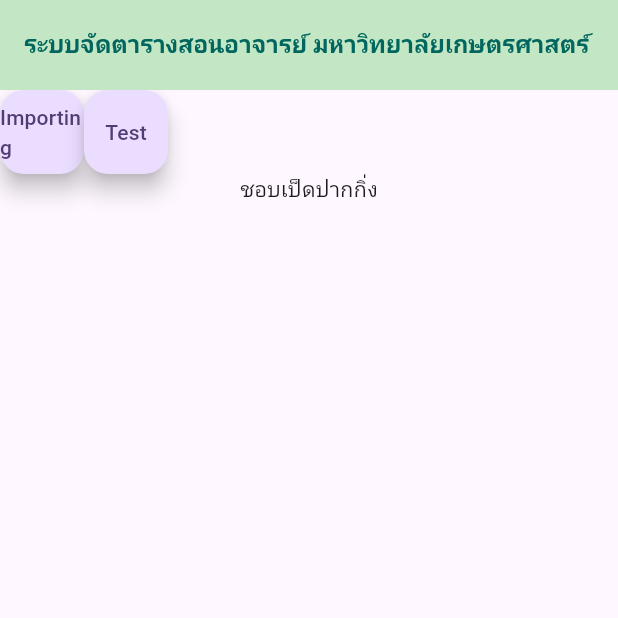
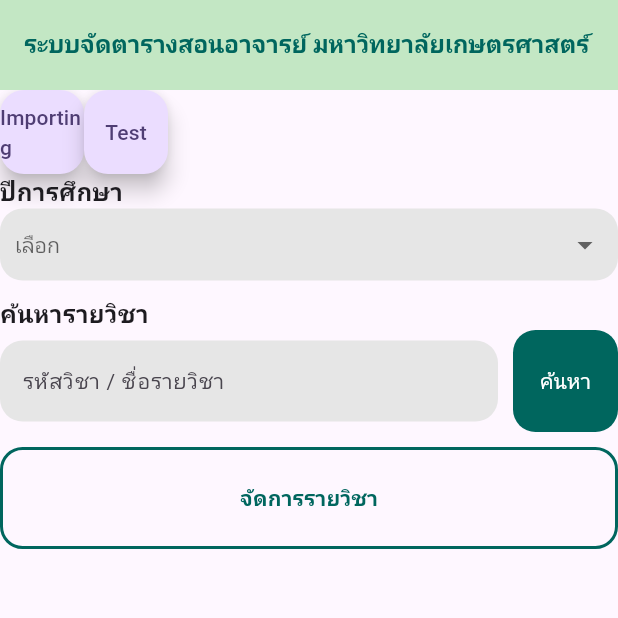
Before and after one commit to itnisa-a/flutter_wowcha, a Flutter app: the screen it shows after launch, after a tap on "Dashboard", on a phone screen of 412 x 824 dp, the top half of it. Run offline on Flutter 3.47's test engine with Material 2 defaults, Android fonts, the phone set to English and light mode, and no system bars; our stand-ins replace cloud_firestore, firebase_core, sidebarx, unicons; accounts and stored records are empty.

Commit message:
DashbordRount

```diff
--- a/project/lib/Friend/screens/dashboard_screen.dart
+++ b/project/lib/Friend/screens/dashboard_screen.dart
@@ -265,6 +265,7 @@ class _ManagementPageState extends State<ManagementPage> {
                             )
                           ],
                         )
+                      //////////////////////////////////
                       : Row(
                           mainAxisAlignment: MainAxisAlignment.start,
                           children: [
--- /dev/null
+++ b/project/lib/Modules/ManagerPage/Dashbord_Small.dart
@@ -0,0 +1,192 @@
+import 'package:flutter/material.dart';
+import 'package:ku_t/modules/router/router.dart';
+import 'package:sidebarx/sidebarx.dart';
+
+class DashbordSmall extends StatefulWidget {
+  const DashbordSmall({super.key});
+
+  @override
+  State<DashbordSmall> createState() => _DashbordSmallState();
+}
+
+class _DashbordSmallState extends State<DashbordSmall> {
+  String? _selectedValue;
+  String? _creditValue;
+  String? _teachernameValue;
+  String? _basicsubjectValue;
+  @override
+  Widget build(BuildContext context) {
+    return Column(
+      mainAxisAlignment: MainAxisAlignment.start,
+      children: [
+        Column(
+          crossAxisAlignment: CrossAxisAlignment.start,
+          children: [
+            _title(),
+            _selectYear(),
+            const SizedBox(height: 10),
+            _SearchSubject(), //ควย
+            const SizedBox(height: 10),
+            _ButtonSumject(),
+            const SizedBox(height: 10),
+          ],
+        )
+      ],
+    );
+  }
+
+  Container _title() {
+    return Container(
+      alignment: Alignment.bottomLeft,
+      child: const Text(
+        "ปีการศึกษา",
+        style: TextStyle(
+          fontSize: 16,
+          fontWeight: FontWeight.bold,
+        ),
+      ),
+    );
+  }
+
+  Container _selectYear() {
+    return Container(
+      width: double.infinity,
+      padding: EdgeInsets.symmetric(horizontal: 10),
+      decoration: BoxDecoration(
+        color: Color.fromRGBO(230, 230, 230, 1),
+        borderRadius: BorderRadius.circular(15),
+      ),
+      child: DropdownButton<String?>(
+        hint: const Text(
+          "เลือก",
+        ),
+        dropdownColor: Colors.white,
+        value: _selectedValue,
+        onChanged: (value) {
+          setState(() {
+            _selectedValue = value;
+          });
+        },
+        underline: SizedBox(),
+        isExpanded: true,
+        style: TextStyle(fontSize: 14),
+        items: [
+          "2562",
+          "2563",
+          "2564",
+          "2565",
+          "2566",
+          "2567",
+          "2568",
+          "2569",
+          "2570"
+        ].map<DropdownMenuItem<String?>>((e) {
+          return DropdownMenuItem(
+            child: Text(e.toString()),
+            value: e,
+          );
+        }).toList(),
+      ),
+    );
+  }
+
+  Column _SearchSubject() {
+    return Column(
+      mainAxisSize: MainAxisSize.min,
+      crossAxisAlignment: CrossAxisAlignment.start,
+      children: [
+        Container(
+          alignment: Alignment.bottomLeft,
+          child: const Text(
+            "ค้นหารายวิชา",
+            style: TextStyle(
+              fontSize: 16,
+              fontWeight: FontWeight.bold,
+            ),
+          ),
+        ),
+        Row(
+          children: [
+            Expanded(
+              child: Container(
+                width: MediaQuery.of(context).size.height,
+                decoration: BoxDecoration(
+                    color: const Color.fromRGBO(230, 230, 230, 1),
+                    borderRadius: BorderRadius.circular(15)),
+                child: const TextField(
+                  cursorColor: Color.fromRGBO(172, 173, 191, 1),
+                  decoration: InputDecoration(
+                    border: InputBorder.none,
+                    hintStyle: TextStyle(fontSize: 14),
+                    hintText: "รหัสวิชา / ชื่อรายวิชา",
+                    // hintStyle: textStyle16(),
+                    contentPadding: EdgeInsets.all(15),
+                  ),
+                ),
+              ),
+            ),
+            const SizedBox(
+              width: 10,
+            ),
+            Container(
+              width: 70,
+              padding: EdgeInsets.symmetric(vertical: 10),
+              decoration: BoxDecoration(
+                  borderRadius: BorderRadius.circular(15),
+                  color: Color.fromRGBO(0, 102, 94, 1)),
+              child: TextButton(
+                onPressed: () {},
+                child: const Text(
+                  'ค้นหา',
+                  style: TextStyle(color: Colors.white, fontSize: 14),
+                ),
+              ),
+            )
+          ],
+        ),
+      ],
+    );
+  }
+
+  Container _ButtonSumject() {
+    return Container(
+      width: MediaQuery.of(context).size.height,
+      padding: const EdgeInsets.symmetric(vertical: 8, horizontal: 10),
+      decoration: BoxDecoration(
+        border: Border.all(color: Color.fromRGBO(0, 102, 94, 1), width: 2),
+        borderRadius: BorderRadius.circular(15),
+        // color: Color.fromRGBO(0, 102, 94, 1)
+      ),
+      child: TextButton(
+        onPressed: () {},
+        child: const Text(
+          'จัดการรายวิชา',
+          style: TextStyle(
+              color: Color.fromRGBO(0, 102, 94, 1),
+              fontWeight: FontWeight.bold,
+              fontSize: 14),
+        ),
+      ),
+    );
+  }
+
+  // Container _TitleAdd() {
+  //   return Container(
+  //     width: MediaQuery.of(context).size.height,
+  //     padding: const EdgeInsets.symmetric(vertical: 10, horizontal: 10),
+  //     decoration: BoxDecoration(
+  //         borderRadius: BorderRadius.circular(15),
+  //         color: Color.fromRGBO(0, 102, 94, 1)),
+  //     child: TextButton(
+  //       onPressed: () {
+  //         openDialog();
+  //       },
+  //       child: const Text(
+  //         'เพิ่มรายวิชา',
+  //         style: TextStyle(
+  //             color: Colors.white, fontWeight: FontWeight.bold, fontSize: 14),
+  //       ),
+  //     ),
+  //   );
+  // }
+}
--- a/project/lib/Modules/ManagerPage/ManagerDashboard.dart
+++ b/project/lib/Modules/ManagerPage/ManagerDashboard.dart
@@ -1,4 +1,5 @@
 import 'package:flutter/material.dart';
+import 'package:ku_t/Modules/ManagerPage/Dashbord_Small.dart';
 
 class MyWidget extends StatefulWidget {
   const MyWidget({super.key});
@@ -10,8 +11,6 @@ class MyWidget extends StatefulWidget {
 class _MyWidgetState extends State<MyWidget> {
   @override
   Widget build(BuildContext context) {
-    return const Center(
-      child: Text("ชอบเป็ดปากกิ่ง"),
-    );
+    return const DashbordSmall();
   }
 }
```
